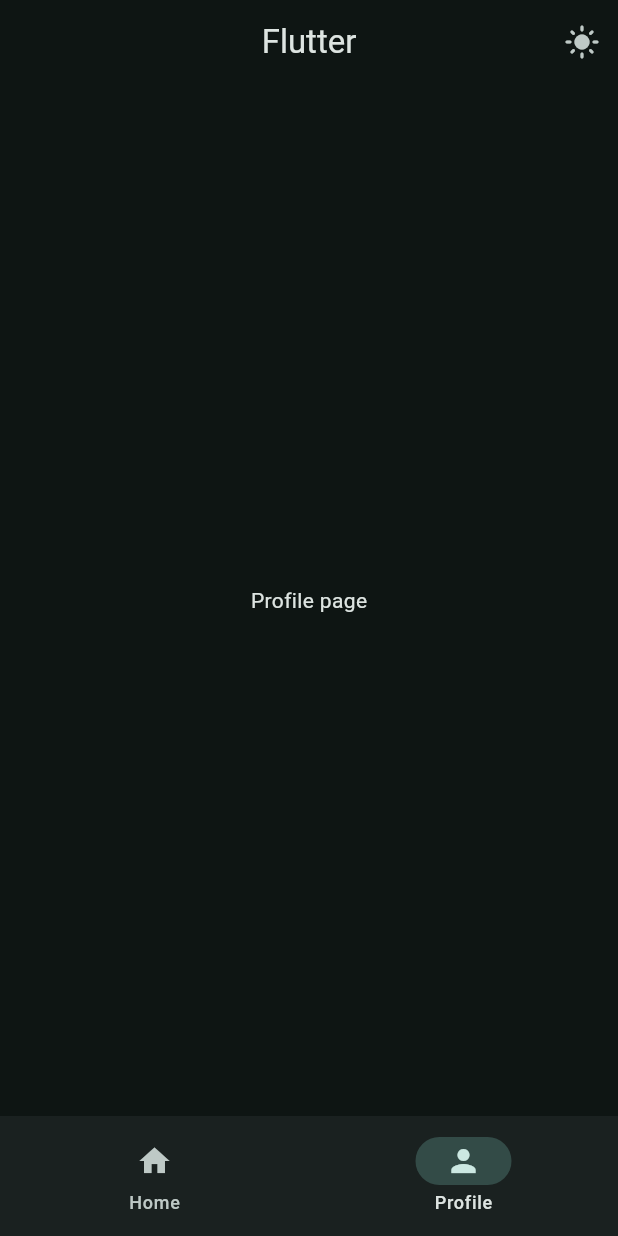
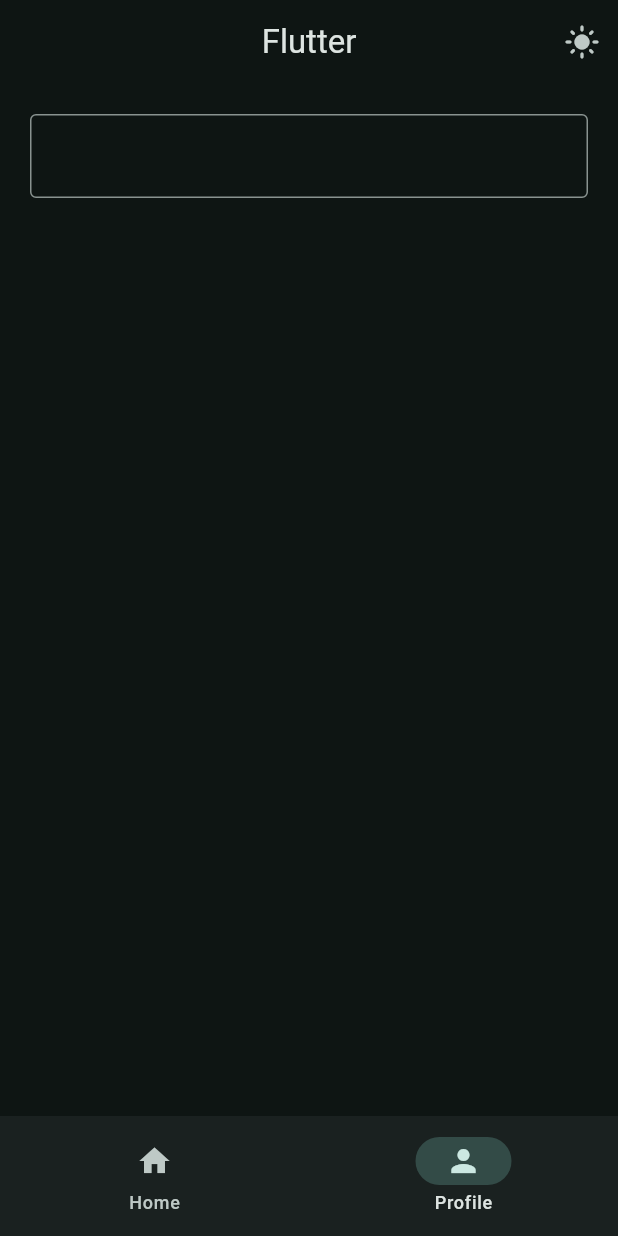
Before and after one commit to slammax/flutter_widgets_learning, a Flutter app: the screen it shows after launch, item 2 of the bottom bar chosen, on a phone screen of 412 x 824 dp. Run offline on Flutter 3.47's test engine with Material 3 defaults, Android fonts, the phone set to English and light mode, and no system bars.

Commit message:
text field

```diff
--- a/lib/views/pages/profile_page.dart
+++ b/lib/views/pages/profile_page.dart
@@ -1,10 +1,31 @@
 import 'package:flutter/material.dart';
 
-class ProfilePage extends StatelessWidget {
+class ProfilePage extends StatefulWidget {
   const ProfilePage({super.key});
 
   @override
+  State<ProfilePage> createState() => _ProfilePageState();
+}
+
+class _ProfilePageState extends State<ProfilePage> {
+  TextEditingController controller = TextEditingController();
+
+  @override
   Widget build(BuildContext context) {
-    return Center(child: Text('Profile page'));
+    return Padding(
+      padding: const EdgeInsets.all(20.0),
+      child: Column(
+        children: [
+          TextField(
+            controller: controller,
+            decoration: InputDecoration(border: OutlineInputBorder()),
+            onEditingComplete: () {
+              setState(() {});
+            },
+          ),
+          Text(controller.text),
+        ],
+      ),
+    );
   }
 }
```
